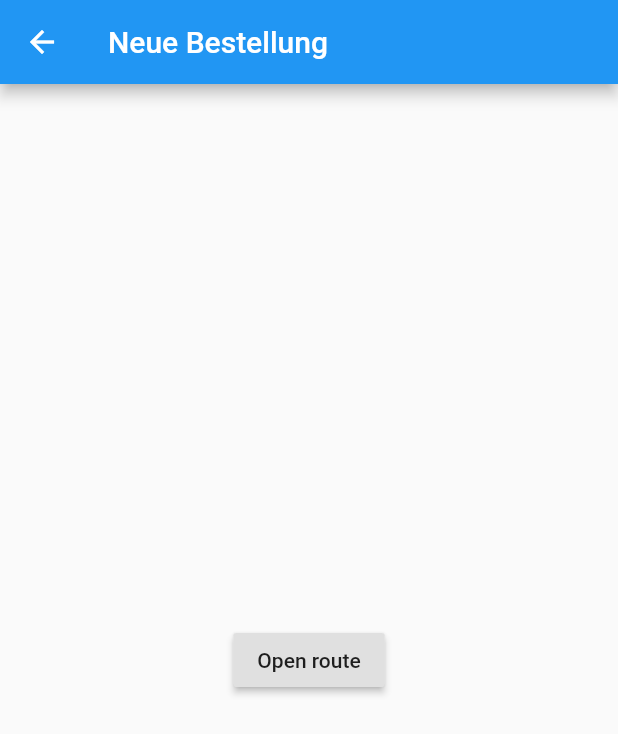
After one commit to lieferemma/frontend, a Flutter app: the OrderPage screen opened directly, on a phone screen of 412 x 824 dp. The commit adds this screen. Shown: the top 734 px of the screen. Run offline on Flutter 3.47's test engine with Material 2 defaults, Android fonts, the phone set to English and light mode, and no system bars; our stand-ins replace flutter_map, latlong.

Commit message:
[EMMALIEFERT] Added order dart page

```diff
--- /dev/null
+++ b/emmaliefert/lib/customer/pages/order.dart
@@ -0,0 +1,27 @@
+import 'package:flutter/material.dart';
+import 'package:flutter_map/flutter_map.dart';
+import 'package:latlong/latlong.dart';
+
+import '../widgets/drawer.dart';
+
+class OrderPage extends StatelessWidget {
+  static const String route = '/';
+
+  @override
+  Widget build(BuildContext context) {
+    return Scaffold(
+      appBar: AppBar(
+        title: Text('Neue Bestellung'),
+      ),
+      body: Center(
+        child: RaisedButton(
+          child: Text('Open route'),
+          onPressed: () {
+            // Navigate to second route when tapped.
+          },
+        ),
+      ),
+    );
+  }
+
+}
```
Also changed, not shown: emmaliefert/lib/customer/pages/home.dart (+5 -4 lines), 1 other file.
